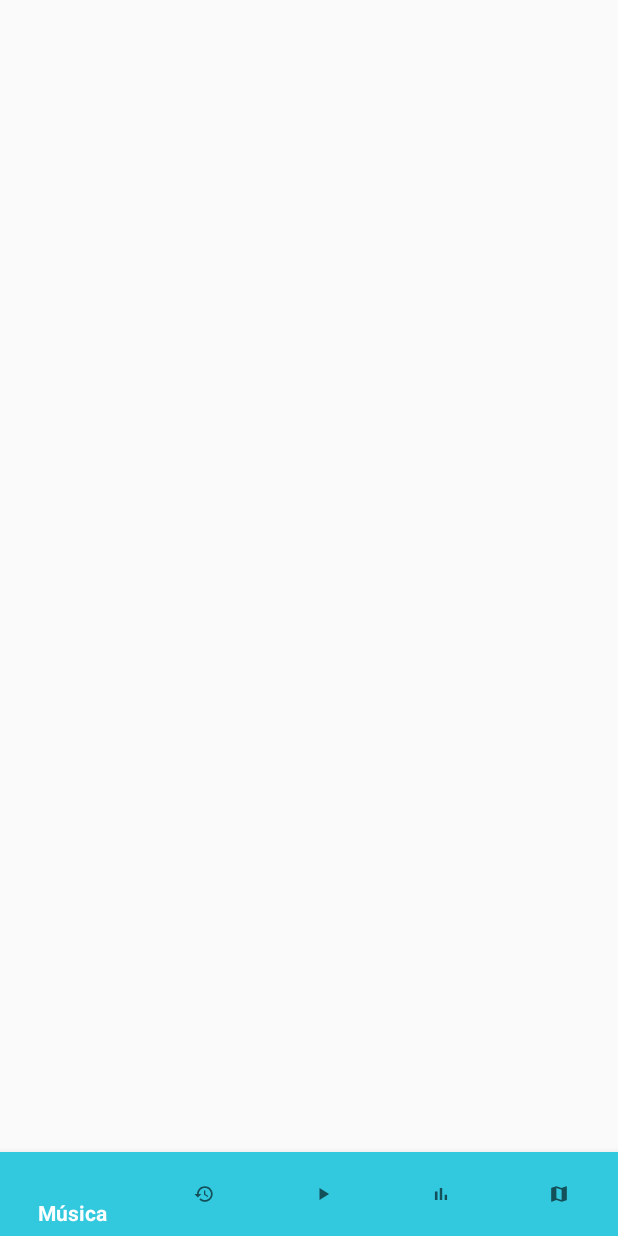
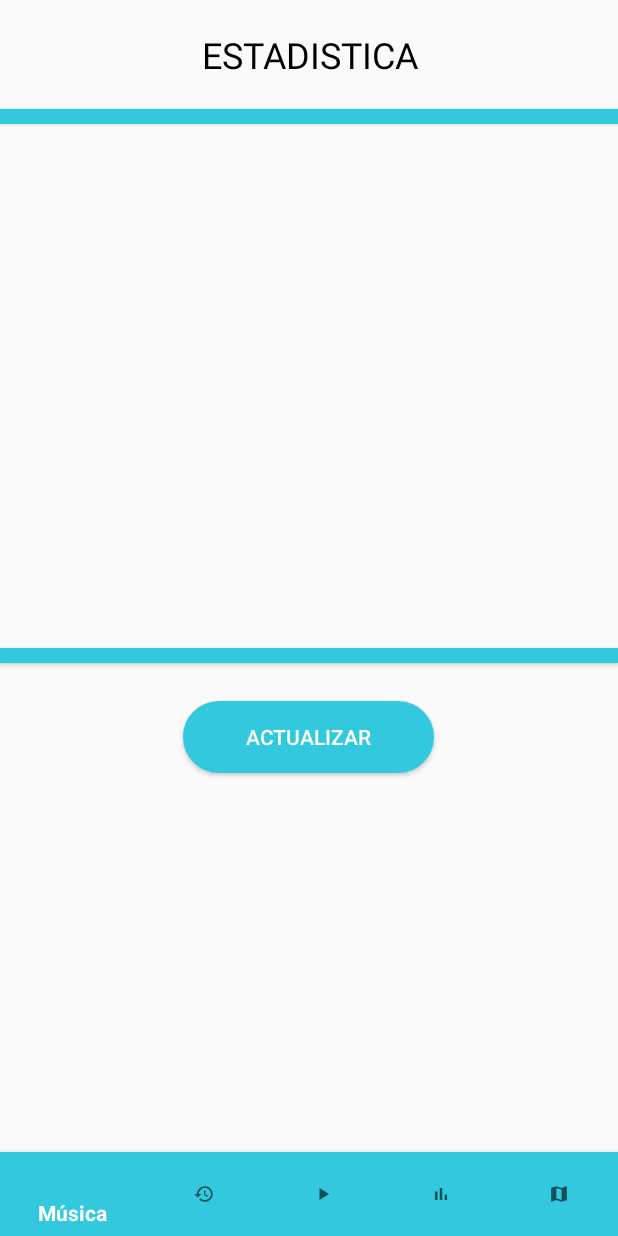
Before and after one commit to gitMaverick16/proyectofinalIDNP, an Android app: the layout activity_estadisticas.xml on its own in the app's theme, with its tools: preview values and no code run, on a phone screen of 412 x 824 dp. Run offline under Robolectric (Android 15) with nearby library versions, the phone set to English and light mode, and no system bars.

Commit message:
Estadistica

```diff
--- a/app/src/main/res/layout/activity_estadisticas.xml
+++ b/app/src/main/res/layout/activity_estadisticas.xml
@@ -1,25 +1,65 @@
 <?xml version="1.0" encoding="utf-8"?>
-<androidx.constraintlayout.widget.ConstraintLayout xmlns:android="http://schemas.android.com/apk/res/android"
+<RelativeLayout xmlns:android="http://schemas.android.com/apk/res/android"
     xmlns:app="http://schemas.android.com/apk/res-auto"
     xmlns:tools="http://schemas.android.com/tools"
     android:layout_width="match_parent"
     android:layout_height="match_parent"
     tools:context=".view.estadisticas.estadisticas">
 
-    <ImageView
-        android:layout_width="100dp"
-        android:layout_height="100dp"
-        android:layout_marginTop="72dp"
-        android:stateListAnimator="@drawable/hear_rate"
-        app:layout_constraintEnd_toEndOf="parent"
-        app:layout_constraintStart_toStartOf="parent"
-        app:layout_constraintTop_toTopOf="parent"
-        tools:ignore="MissingConstraints" />
+    <LinearLayout
+        android:layout_width="match_parent"
+        android:layout_height="match_parent"
+        android:orientation="vertical">
+
+        <TextView
+            android:id="@+id/textView9"
+            android:layout_width="match_parent"
+            android:layout_height="wrap_content"
+            android:gravity="center"
+            android:text="ESTADISTICA"
+            android:layout_marginVertical="20dp"
+            android:textColor="#000000"
+            android:textSize="24sp" />
+
+        <Button
+            android:id="@+id/button6"
+            android:layout_width="match_parent"
+            android:layout_height="10dp"
+            android:background="@color/colorPrimary" />
+
+        <RelativeLayout
+            android:id="@+id/imagenEstadistica"
+            android:layout_width="match_parent"
+            android:layout_height="329dp"
+            android:layout_marginVertical="10dp">
+
+        </RelativeLayout>
+
+        <Button
+            android:id="@+id/button4"
+            android:layout_width="match_parent"
+            android:layout_height="10dp"
+            android:background="@color/colorPrimary" />
+
+        <Button
+            android:id="@+id/button5"
+            android:layout_width="167dp"
+            android:layout_height="wrap_content"
+            android:layout_gravity="center"
+            android:layout_marginTop="25dp"
+            android:background="@drawable/boton_general"
+            android:gravity="center"
+            android:onClick="actualizarGrafico"
+            android:text="Actualizar"
+            android:textColor="#FFFFFF" />
+
+    </LinearLayout>
 
     <com.google.android.material.bottomnavigation.BottomNavigationView
         android:id="@+id/NavigationButton"
         android:layout_width="wrap_content"
         android:layout_height="wrap_content"
+        android:layout_alignParentBottom="true"
         app:itemBackground="@color/colorPrimary"
         app:itemTextColor="@color/letra"
         app:layout_constraintBottom_toBottomOf="parent"
@@ -29,4 +69,5 @@
         app:layout_constraintTop_toTopOf="parent"
         app:layout_constraintVertical_bias="1.0"
         app:menu="@menu/navigation_items" />
-</androidx.constraintlayout.widget.ConstraintLayout>
+
+</RelativeLayout>
--- a/app/src/main/res/layout/activity_registro.xml
+++ b/app/src/main/res/layout/activity_registro.xml
@@ -72,7 +72,9 @@
         android:layout_marginTop="44dp"
         android:layout_marginEnd="55dp"
         android:layout_marginBottom="210dp"
+        android:background="@drawable/boton_general"
         android:text="@string/register_cancelar"
+        android:textColor="#FFFFFF"
         app:layout_constraintBottom_toBottomOf="parent"
         app:layout_constraintEnd_toStartOf="@+id/btn_register_register"
         app:layout_constraintHorizontal_bias="0.419"
@@ -87,7 +89,9 @@
         android:layout_marginTop="44dp"
         android:layout_marginEnd="28dp"
         android:layout_marginBottom="210dp"
+        android:background="@drawable/boton_general"
         android:text="@string/register"
+        android:textColor="#FFFFFF"
         app:layout_constraintBottom_toBottomOf="parent"
         app:layout_constraintEnd_toEndOf="parent"
         app:layout_constraintTop_toBottomOf="@+id/register_password"
```
Also changed, not shown: app/src/main/java/com/example/proyectoidnp/view/estadisticas/estadisticas.java (+61 -5 lines).
